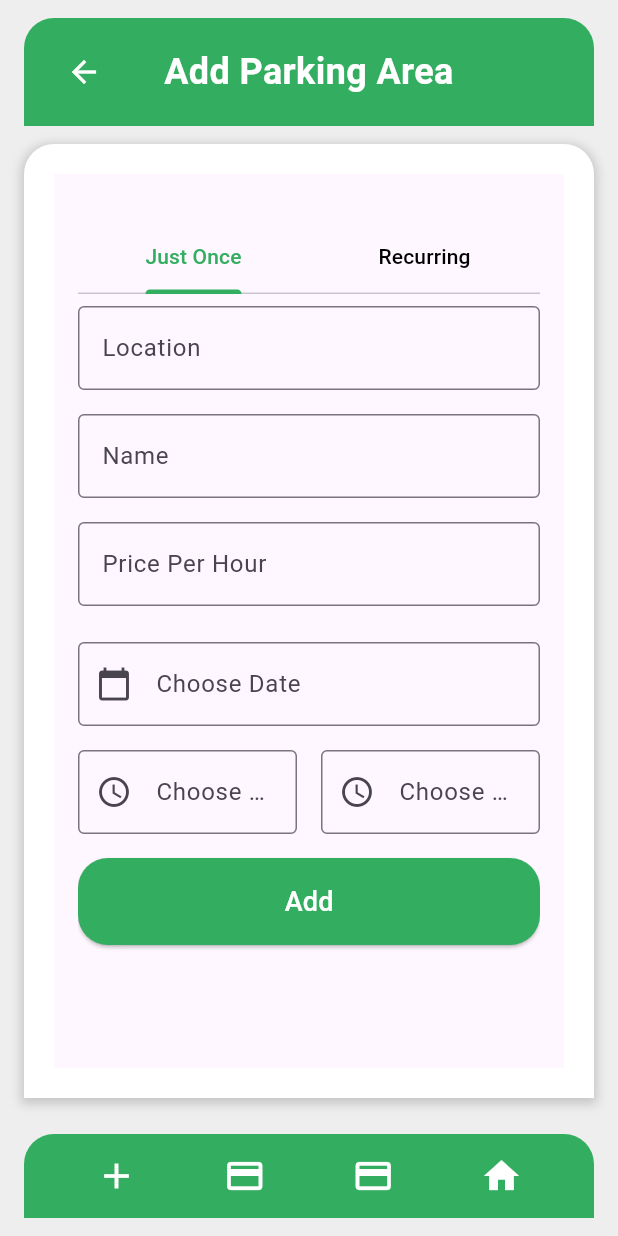
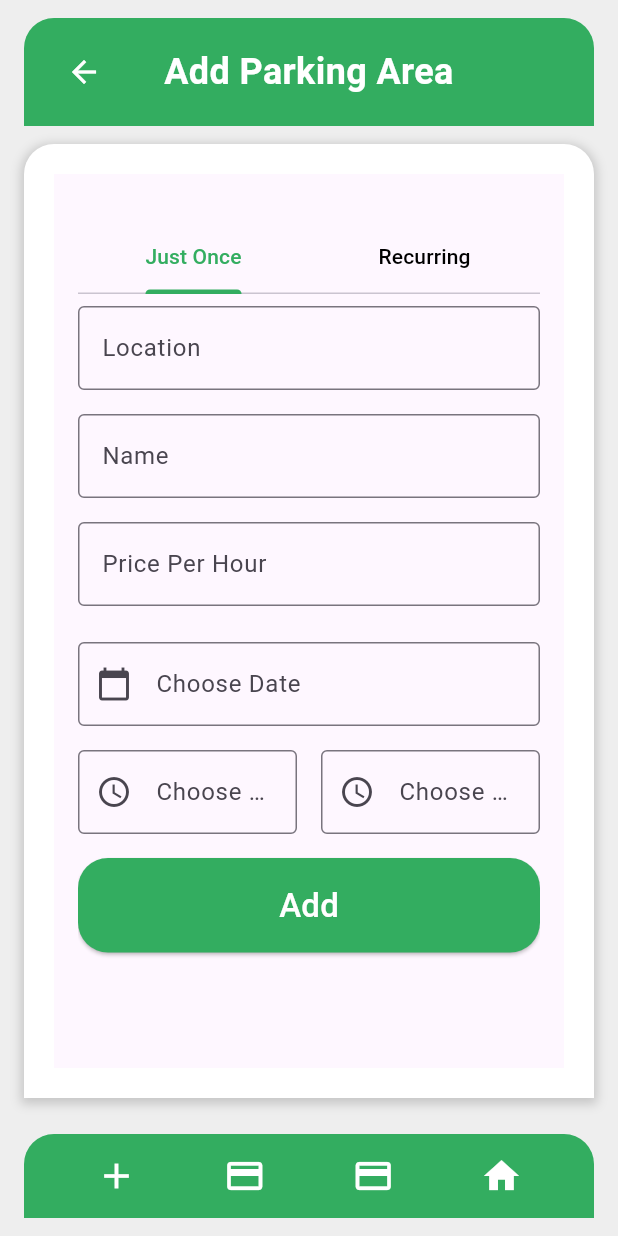
Before and after one commit to fatma4590/Hatgeback, a Flutter app: the addpoint screen opened by its route, on a phone screen of 412 x 824 dp. Run offline on Flutter 3.47's test engine with Material 3 defaults, Android fonts, the phone set to English and light mode, and no system bars; our stand-ins replace cloud_firestore, datetime_picker_formfield_new, dio, firebase_auth, firebase_core, isar and 1 more; accounts and stored records are empty.

Commit message:
momen to fatma aloooooooo

```diff
--- a/lib/screens/addpoint.dart
+++ b/lib/screens/addpoint.dart
@@ -587,10 +587,8 @@ class _AddPointPageState extends State<addpoint>
               );
             }
           },
-          child: Text(
-            "Add",
-            style: TextStyle(fontSize: 18, color: Colors.white),
-          ),
+          child:
+              Text("Add", style: TextStyle(fontSize: 22, color: Colors.white)),
         ),
       ],
     );
```
